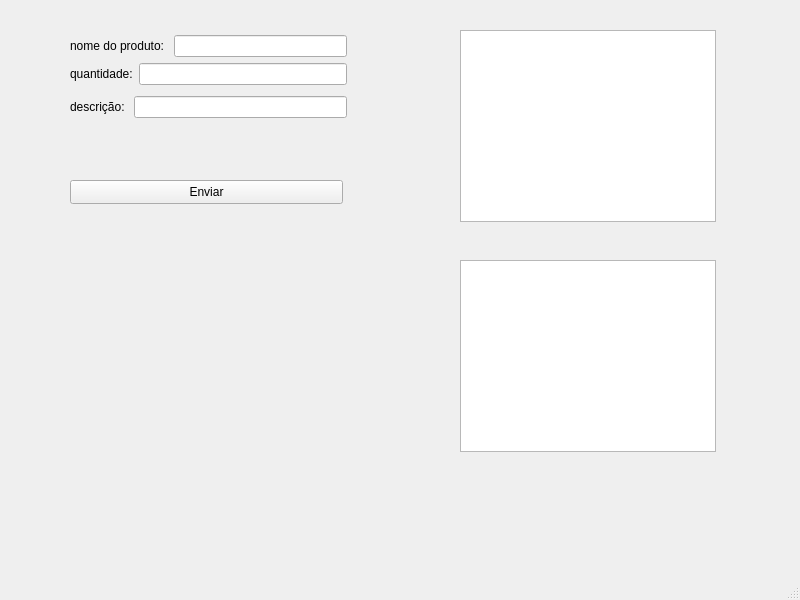
Qt form mainwindow.ui (GabR36/QEstoqueLoja) before a commit.
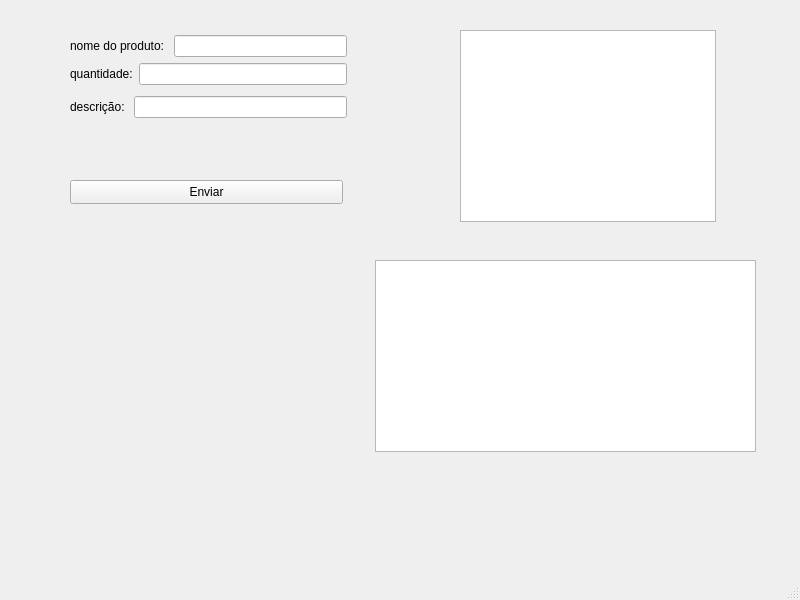
The same form after that commit.

Commit message: Tabela Header pronto. tamanho.

Patch:
```diff
--- a/mainwindow.ui
+++ b/mainwindow.ui
@@ -112,9 +112,9 @@
    <widget class="QTableView" name="Tview_Produtos">
     <property name="geometry">
      <rect>
-      <x>460</x>
+      <x>375</x>
       <y>260</y>
-      <width>256</width>
+      <width>381</width>
       <height>192</height>
      </rect>
     </property>
```
The commit also changes 1 other file.
